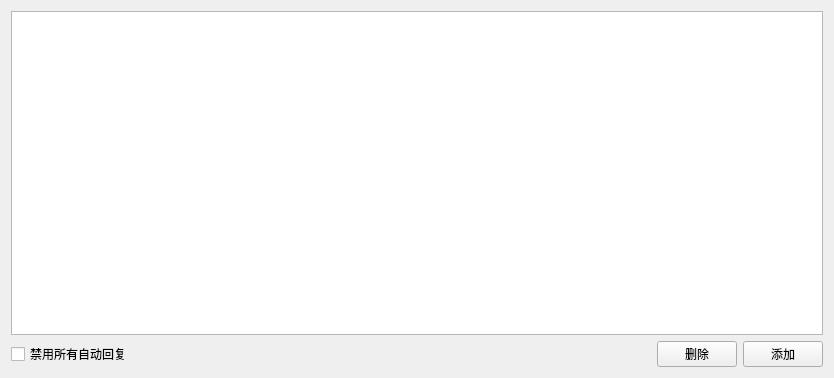
Old version of the form src/page/other/autoresponse/SAKAutoResponseSettingsWidget.ui in the repository x-tools-author/x-tools.
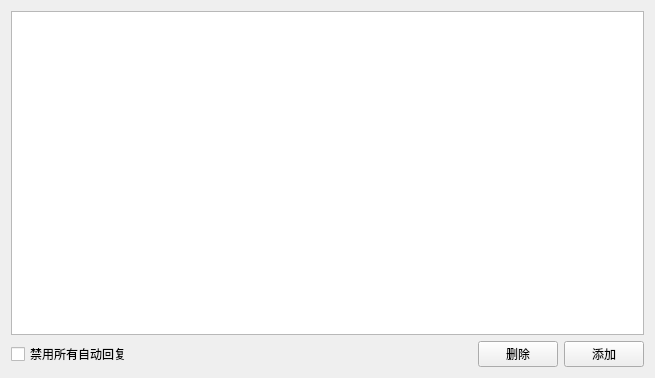
New version of the form.

Diff of the .ui file:
```diff
--- a/src/page/other/autoresponse/SAKAutoResponseSettingsWidget.ui
+++ b/src/page/other/autoresponse/SAKAutoResponseSettingsWidget.ui
@@ -6,7 +6,7 @@
    <rect>
     <x>0</x>
     <y>0</y>
-    <width>834</width>
+    <width>655</width>
     <height>378</height>
    </rect>
   </property>
```
